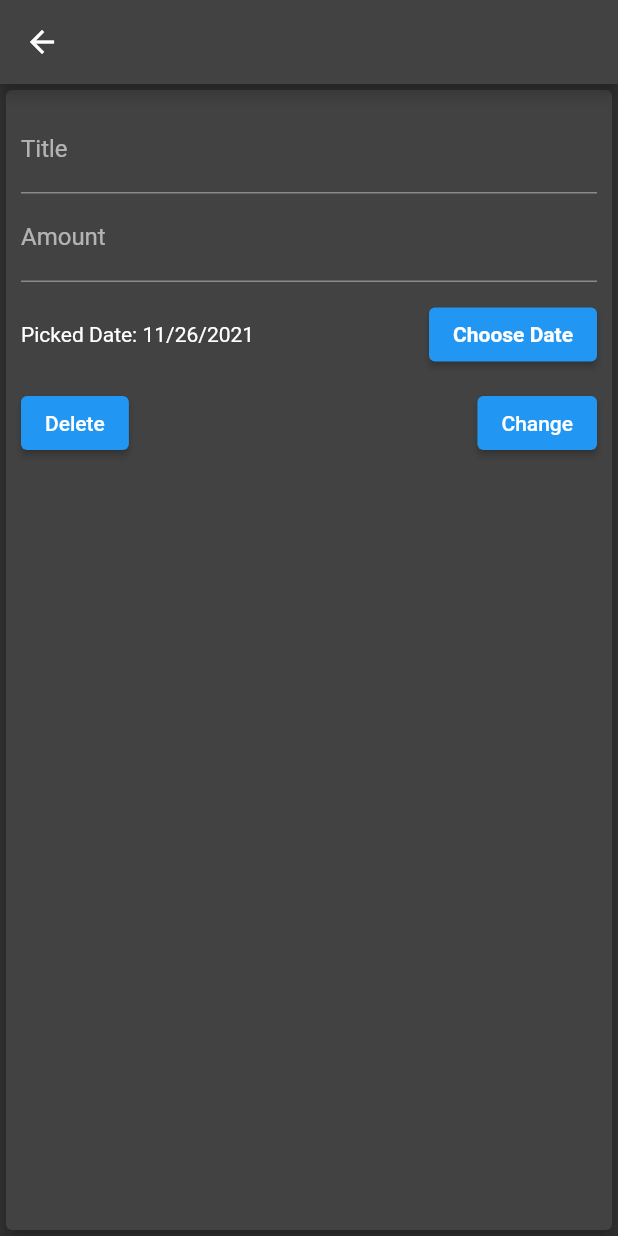
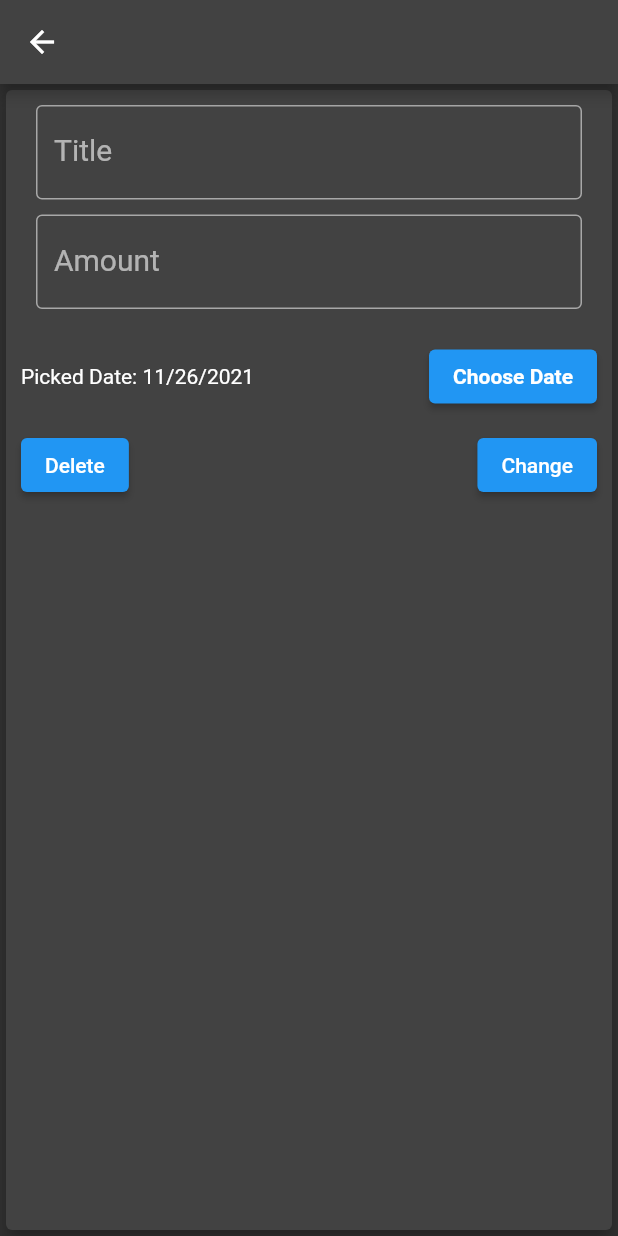
Before and after one commit to DoomHopes/cost_accounting, a Flutter app: the TransactionDetail screen opened directly with empty values, on a phone screen of 412 x 824 dp. Run offline on Flutter 3.47's test engine with Material 2 defaults, Android fonts, the phone set to English and light mode, and no system bars; our stand-ins replace flutter_riverpod, sqflite; accounts and stored records are empty.

Commit message:
change input in detail page

```diff
--- a/lib/presentation/core/transaction_detail.dart
+++ b/lib/presentation/core/transaction_detail.dart
@@ -1,5 +1,6 @@
 import 'package:cost_accounting/application/core/transaction_notifier.dart';
 import 'package:cost_accounting/domain/transactions/transaction_model.dart';
+import 'package:cost_accounting/presentation/widgets/input_widget.dart';
 import 'package:flutter/material.dart';
 import 'package:flutter_riverpod/flutter_riverpod.dart';
 import 'package:intl/intl.dart';
@@ -60,14 +61,15 @@ class _TransactionDetailState extends State<TransactionDetail> {
           child: Column(
             crossAxisAlignment: CrossAxisAlignment.end,
             children: <Widget>[
-              TextField(
-                decoration: const InputDecoration(labelText: 'Title'),
+              InputWidget(
                 controller: _titleController,
+                keyboardType: TextInputType.text,
+                labelDecoration: 'Title',
               ),
-              TextField(
-                decoration: const InputDecoration(labelText: 'Amount'),
+              InputWidget(
                 controller: _amountController,
                 keyboardType: TextInputType.number,
+                labelDecoration: 'Amount',
               ),
               SizedBox(
                 height: 70,
```
